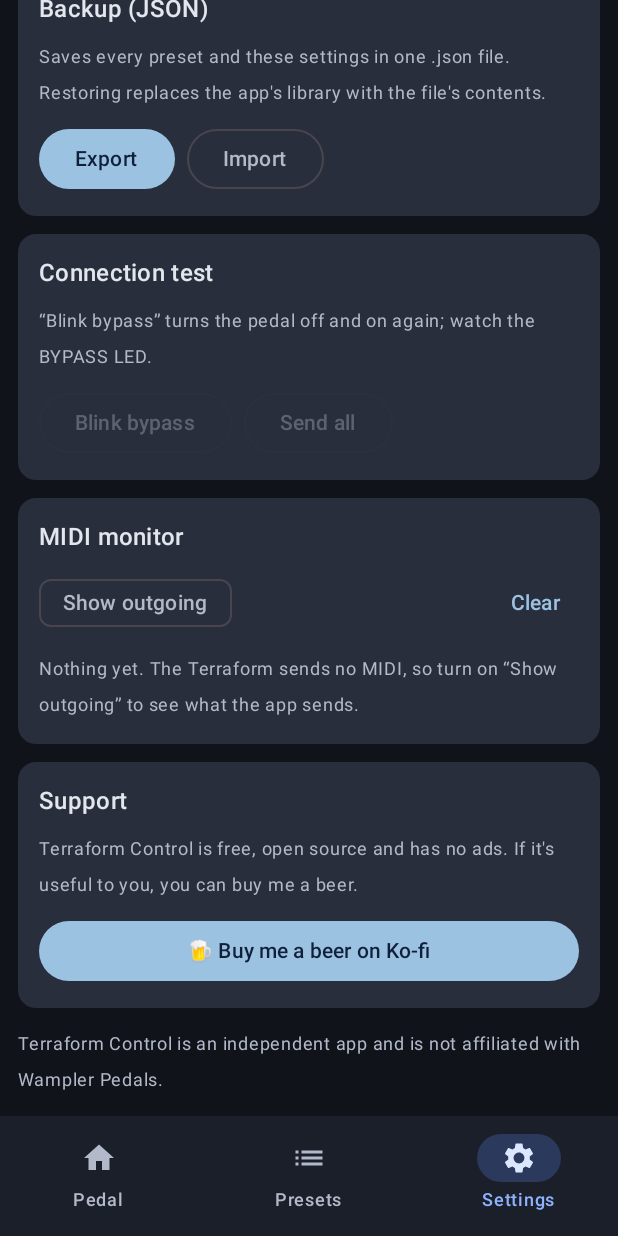
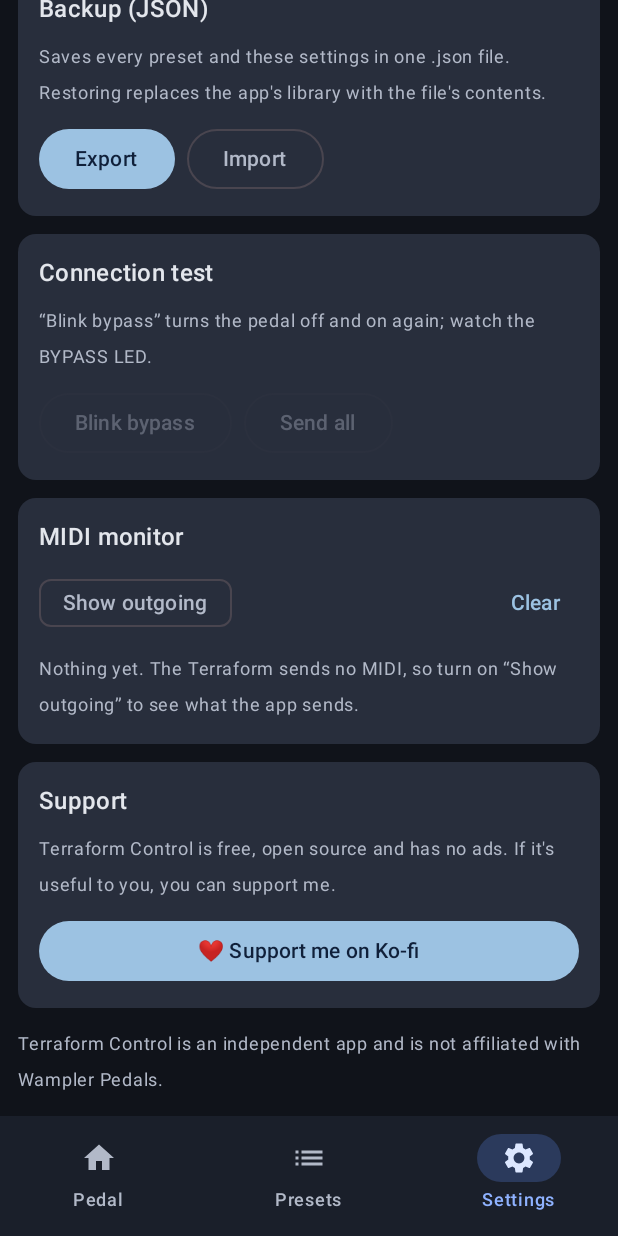
Before and after one commit to jonsolberg/wamplerterraformcontrol, an Android app built with Jetpack Compose: the screen it shows after launch (MainActivity), item 3 of the bottom bar chosen, scrolled down 1418 dp, on a phone screen of 412 x 824 dp. Run offline under Robolectric (Android 15) with nearby library versions, the phone set to English and light mode, and no system bars; pictures from the network do not load.

Commit message:
Support link: “Support me on Ko-fi” instead of “Buy me a beer”

```diff
--- a/app/build.gradle.kts
+++ b/app/build.gradle.kts
@@ -14,8 +14,8 @@ android {
         applicationId = "se.jonsolberg.terraform"
         minSdk = 26
         targetSdk = 35
-        versionCode = 4
-        versionName = "1.0.3"
+        versionCode = 5
+        versionName = "1.0.4"
     }
 
     signingConfigs {
--- a/app/src/main/java/se/jonsolberg/terraform/ui/SettingsScreen.kt
+++ b/app/src/main/java/se/jonsolberg/terraform/ui/SettingsScreen.kt
@@ -201,10 +201,10 @@ fun SettingsScreen(vm: TerraformViewModel) {
         }
 
         Section("Support") {
-            Hint("Terraform Control is free, open source and has no ads. If it's useful to you, you can buy me a beer.")
+            Hint("Terraform Control is free, open source and has no ads. If it's useful to you, you can support me.")
             val uri = LocalUriHandler.current
             Button(onClick = { runCatching { uri.openUri("https://ko-fi.com/jonsolberg") } }, modifier = Modifier.fillMaxWidth()) {
-                Text("🍺 Buy me a beer on Ko-fi")
+                Text("❤️ Support me on Ko-fi")
             }
         }
 
```
Also changed, not shown: 1 other file.
